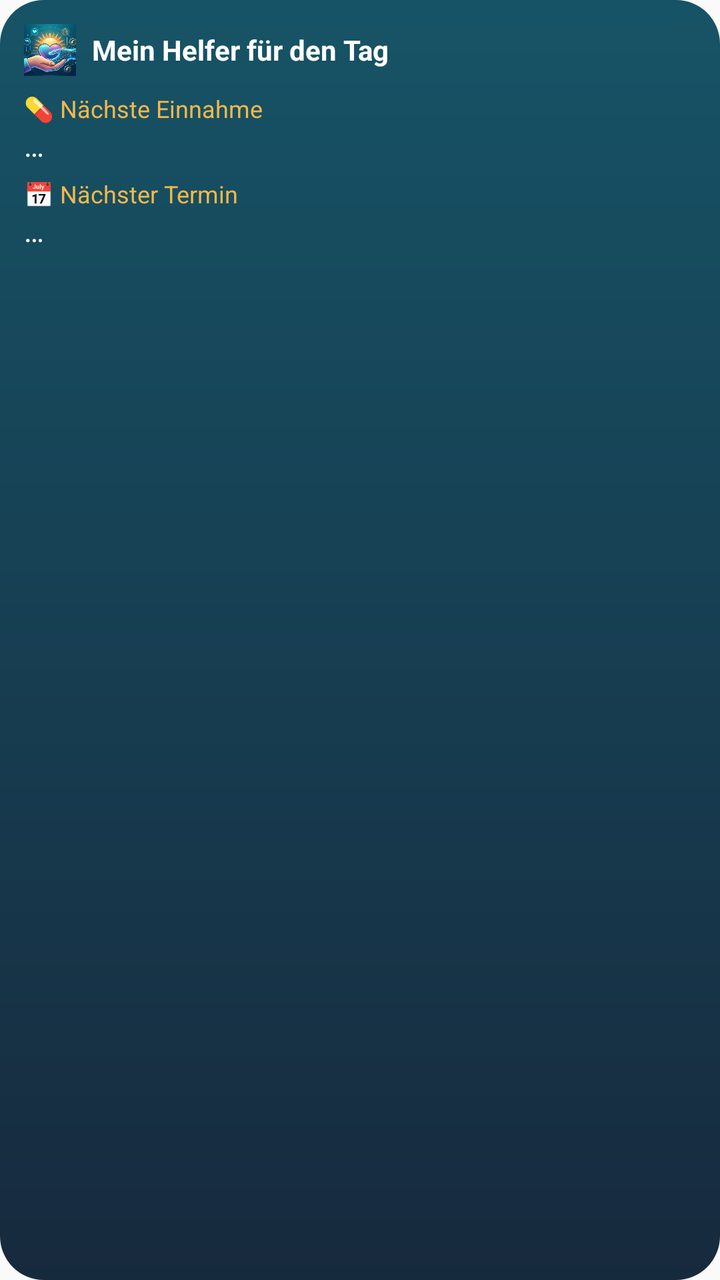
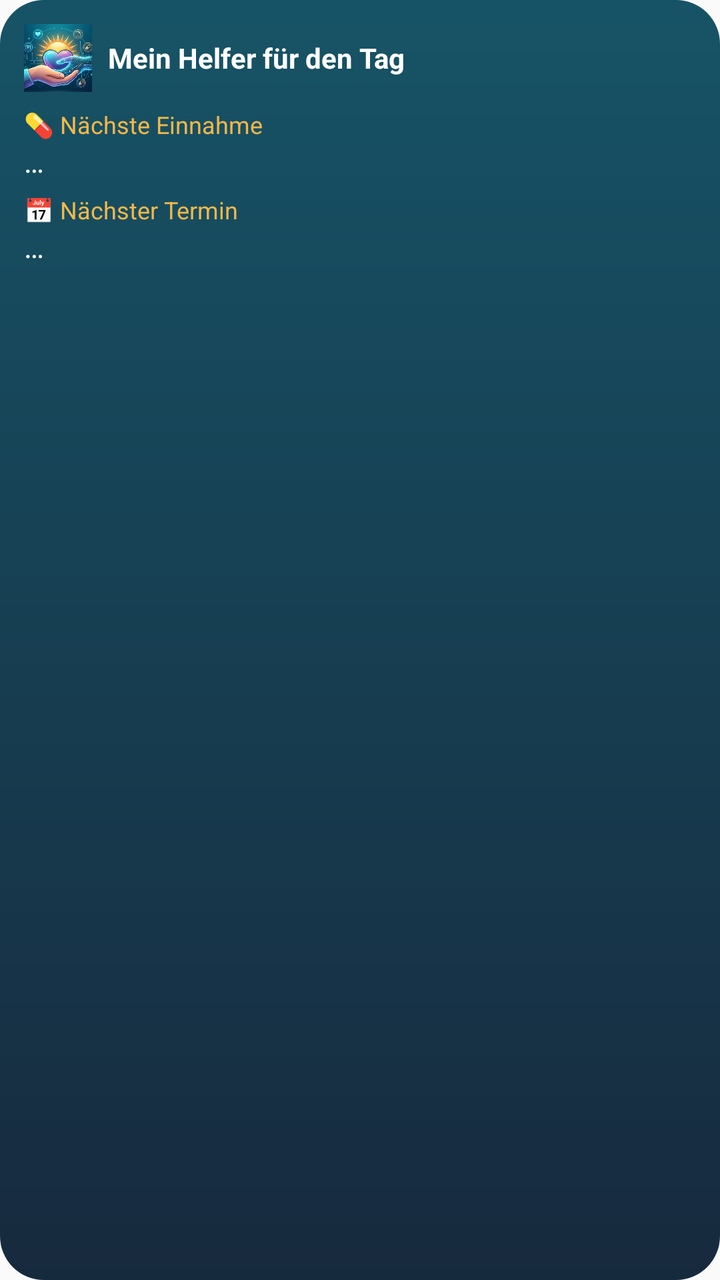

Screens rendered from an Android XML layout before and after an edit, with the pre-edit source and the edit as a unified diff.
<!-- AndroidManifest.xml: application theme Theme.MeinHelfer -->
<!-- res/layout/widget_today.xml -->
<?xml version="1.0" encoding="utf-8"?>
<LinearLayout xmlns:android="http://schemas.android.com/apk/res/android"
    android:id="@+id/widget_root"
    android:layout_width="match_parent"
    android:layout_height="match_parent"
    android:background="@drawable/widget_background"
    android:orientation="vertical"
    android:padding="12dp">

    <LinearLayout
        android:layout_width="match_parent"
        android:layout_height="wrap_content"
        android:gravity="center_vertical"
        android:orientation="horizontal">

        <ImageView
            android:layout_width="26dp"
            android:layout_height="26dp"
            android:contentDescription="@null"
            android:scaleType="centerCrop"
            android:src="@drawable/logo_mark" />

        <TextView
            android:id="@+id/widget_title"
            android:layout_width="0dp"
            android:layout_height="wrap_content"
            android:layout_marginStart="8dp"
            android:layout_weight="1"
            android:ellipsize="end"
            android:maxLines="1"
            android:text="Mein Helfer für den Tag"
            android:textColor="#FFFFFFFF"
            android:textSize="14sp"
            android:textStyle="bold" />

        <TextView
            android:id="@+id/widget_stamp"
            android:layout_width="wrap_content"
            android:layout_height="wrap_content"
            android:layout_marginStart="6dp"
            android:textColor="#99FFFFFF"
            android:textSize="11sp" />
    </LinearLayout>

    <TextView
        android:layout_width="match_parent"
        android:layout_height="wrap_content"
        android:layout_marginTop="8dp"
        android:text="💊 Nächste Einnahme"
        android:textColor="#FFF2B84B"
        android:textSize="12sp" />

    <TextView
        android:id="@+id/widget_intake"
        android:layout_width="match_parent"
        android:layout_height="wrap_content"
        android:ellipsize="end"
        android:maxLines="2"
        android:text="…"
        android:textColor="#FFFFFFFF"
        android:textSize="15sp" />

    
    <LinearLayout
        android:id="@+id/widget_take_row"
        android:layout_width="match_parent"
        android:layout_height="wrap_content"
        android:layout_marginTop="4dp"
        android:gravity="center_vertical"
        android:orientation="horizontal"
        android:visibility="gone">

        <TextView
            android:id="@+id/widget_take"
            android:layout_width="wrap_content"
            android:layout_height="wrap_content"
            android:background="@drawable/widget_button"
            android:paddingStart="12dp"
            android:paddingTop="5dp"
            android:paddingEnd="12dp"
            android:paddingBottom="5dp"
            android:text="✓ Eingenommen"
            android:textColor="#FFFFFFFF"
            android:textSize="13sp" />

        <TextView
            android:id="@+id/widget_confirm_text"
            android:layout_width="0dp"
            android:layout_height="wrap_content"
            android:layout_weight="1"
            android:ellipsize="end"
            android:maxLines="2"
            android:text="Alle genommen?"
            android:textColor="#FFFFFFFF"
            android:textSize="13sp"
            android:visibility="gone" />

        <TextView
            android:id="@+id/widget_yes"
            android:layout_width="wrap_content"
            android:layout_height="wrap_content"
            android:layout_marginStart="6dp"
            android:background="@drawable/widget_button"
            android:paddingStart="12dp"
            android:paddingTop="5dp"
            android:paddingEnd="12dp"
            android:paddingBottom="5dp"
            android:text="Ja"
            android:textColor="#FFFFFFFF"
            android:textSize="13sp"
            android:visibility="gone" />

        <TextView
            android:id="@+id/widget_no"
            android:layout_width="wrap_content"
            android:layout_height="wrap_content"
            android:layout_marginStart="6dp"
            android:background="@drawable/widget_button"
            android:paddingStart="12dp"
            android:paddingTop="5dp"
            android:paddingEnd="12dp"
            android:paddingBottom="5dp"
            android:text="Nein"
            android:textColor="#FFFFFFFF"
            android:textSize="13sp"
            android:visibility="gone" />
    </LinearLayout>

    <TextView
        android:layout_width="match_parent"
        android:layout_height="wrap_content"
        android:layout_marginTop="6dp"
        android:text="📅 Nächster Termin"
        android:textColor="#FFF2B84B"
        android:textSize="12sp" />

    <TextView
        android:id="@+id/widget_appointment"
        android:layout_width="match_parent"
        android:layout_height="wrap_content"
        android:ellipsize="end"
        android:maxLines="2"
        android:text="…"
        android:textColor="#FFFFFFFF"
        android:textSize="15sp" />
</LinearLayout>
<!-- resources referenced by this layout -->
<resources>
  <!-- drawable logo_mark: webp bitmap (drawable-nodpi, 29220 bytes) -->
  <!-- drawable widget_background (drawable) -->
  <?xml version="1.0" encoding="utf-8"?>
  <shape xmlns:android="http://schemas.android.com/apk/res/android" android:shape="rectangle">
      <gradient
          android:angle="270"
          android:endColor="#F20A1E33"
          android:startColor="#F20B4A5E" />
      <corners android:radius="22dp" />
  </shape>
  <!-- drawable widget_button (drawable) -->
  <?xml version="1.0" encoding="utf-8"?>
  <shape xmlns:android="http://schemas.android.com/apk/res/android" android:shape="rectangle">
      <solid android:color="#33F2B84B" />
      <stroke android:width="1dp" android:color="#FFF2B84B" />
      <corners android:radius="14dp" />
  </shape>
  <style name="Theme.MeinHelfer" parent="android:Theme.Material.Light.NoActionBar" />
</resources>

<!-- the commit's change to res/layout/widget_today.xml (unified diff, before → after) -->
@@ -14,8 +14,9 @@
         android:orientation="horizontal">
 
         <ImageView
-            android:layout_width="26dp"
-            android:layout_height="26dp"
+            android:id="@+id/widget_logo"
+            android:layout_width="34dp"
+            android:layout_height="34dp"
             android:contentDescription="@null"
             android:scaleType="centerCrop"
             android:src="@drawable/logo_mark" />
